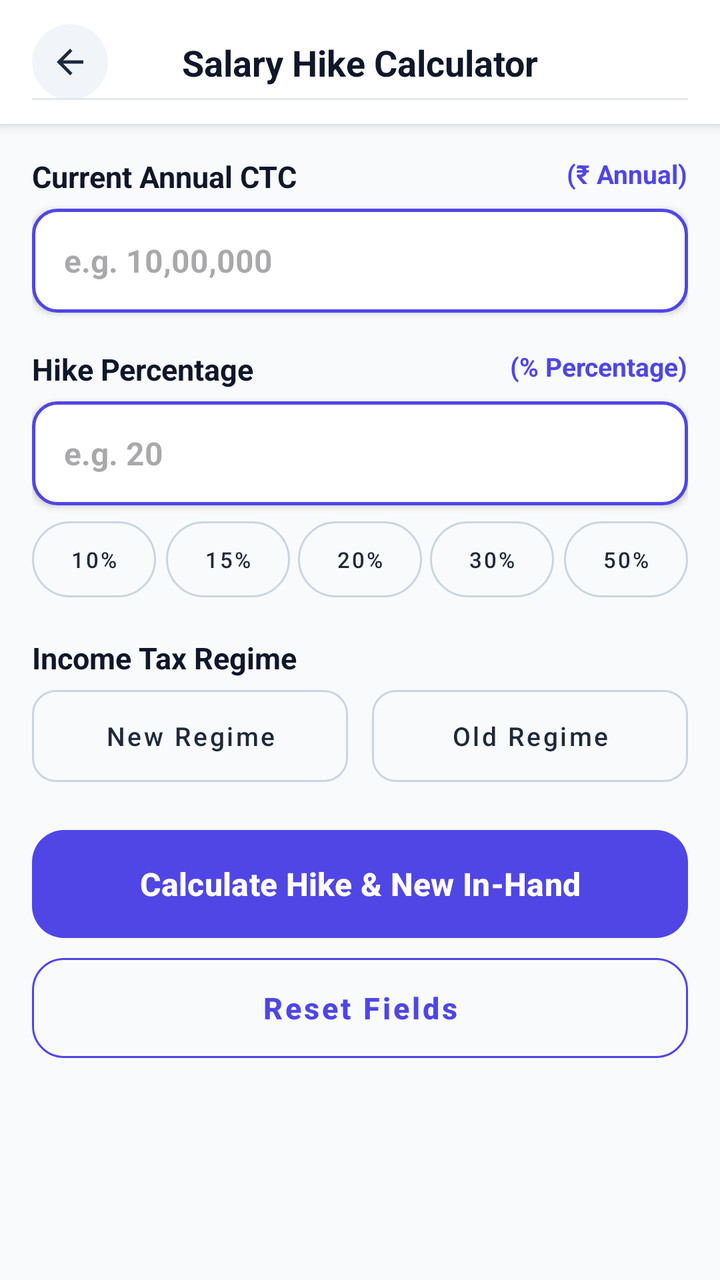
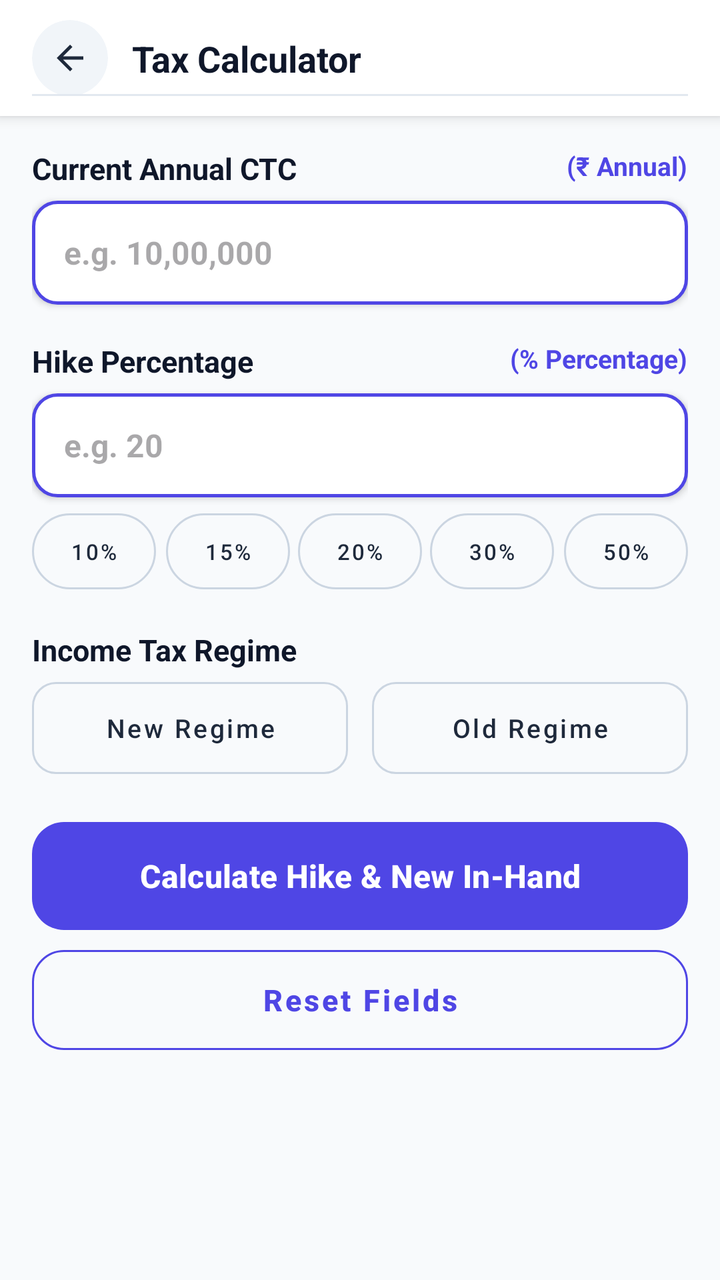

An Android layout rendered at two revisions. The XML below is the earlier revision; the diff shows what the commit changed to produce the second picture.
<!-- AndroidManifest.xml: application theme Theme.Calculatoremi -->
<!-- res/layout/activity_salary_hike.xml -->
<?xml version="1.0" encoding="utf-8"?>
<LinearLayout xmlns:android="http://schemas.android.com/apk/res/android"
    xmlns:app="http://schemas.android.com/apk/res-auto"
    android:layout_width="match_parent"
    android:layout_height="match_parent"
    android:background="#F8FAFC"
    android:orientation="vertical">

    
    <androidx.constraintlayout.widget.ConstraintLayout
        android:id="@+id/calculatorHeader"
        android:layout_width="match_parent"
        android:layout_height="wrap_content"
        android:minHeight="55dp"
        android:background="@android:color/white"
        android:elevation="4dp"
        android:paddingStart="16dp"
        android:paddingTop="12dp"
        android:paddingEnd="16dp"
        android:paddingBottom="12dp">

        <com.google.android.material.card.MaterialCardView
            android:id="@+id/btnBackContainer"
            android:layout_width="38dp"
            android:layout_height="38dp"
            app:cardBackgroundColor="#F1F5F9"
            app:cardCornerRadius="19dp"
            app:cardElevation="0dp"
            app:strokeWidth="0dp"
            app:layout_constraintBottom_toBottomOf="parent"
            app:layout_constraintStart_toStartOf="parent"
            app:layout_constraintTop_toTopOf="parent">

            <ImageView
                android:id="@+id/btnBack"
                android:layout_width="20dp"
                android:layout_height="20dp"
                android:layout_gravity="center"
                android:src="@drawable/ic_arrow_back"
                app:tint="#1E293B" />
        </com.google.android.material.card.MaterialCardView>

        <TextView
            android:id="@+id/txtTitle"
            android:layout_width="wrap_content"
            android:layout_height="wrap_content"
            android:text="Salary Hike Calculator"
            android:textColor="#0F172A"
            android:textSize="18sp"
            android:textStyle="bold"
            app:layout_constraintBottom_toBottomOf="parent"
            app:layout_constraintEnd_toEndOf="parent"
            app:layout_constraintStart_toStartOf="parent"
            app:layout_constraintTop_toTopOf="parent" />

        <View
            android:layout_width="match_parent"
            android:layout_height="1dp"
            android:background="#E2E8F0"
            app:layout_constraintBottom_toBottomOf="parent" />

    </androidx.constraintlayout.widget.ConstraintLayout>

    
    <androidx.core.widget.NestedScrollView
        android:layout_width="match_parent"
        android:layout_height="match_parent"
        android:clipToPadding="false"
        android:paddingBottom="40dp"
        android:fillViewport="true">

        <LinearLayout
            android:layout_width="match_parent"
            android:layout_height="wrap_content"
            android:orientation="vertical"
            android:padding="16dp">

            
            <RelativeLayout
                android:layout_width="match_parent"
                android:layout_height="wrap_content"
                android:layout_marginBottom="6dp">

                <TextView
                    android:layout_width="wrap_content"
                    android:layout_height="wrap_content"
                    android:layout_alignParentStart="true"
                    android:text="Current Annual CTC"
                    android:textColor="#0F172A"
                    android:textSize="15sp"
                    android:textStyle="bold" />

                <TextView
                    android:layout_width="wrap_content"
                    android:layout_height="wrap_content"
                    android:layout_alignParentEnd="true"
                    android:text="(₹ Annual)"
                    android:textColor="@color/primary"
                    android:textSize="13sp"
                    android:textStyle="bold" />
            </RelativeLayout>

            <EditText
                android:id="@+id/etCurrentCtc"
                android:layout_width="match_parent"
                android:layout_height="52dp"
                android:background="@drawable/numeric_input_border"
                android:elevation="2dp"
                android:hint="e.g. 10,00,000"
                android:inputType="numberDecimal"
                android:paddingHorizontal="16dp"
                android:textColor="#0F172A"
                android:textSize="16sp"
                android:textStyle="bold" />

            
            <RelativeLayout
                android:layout_width="match_parent"
                android:layout_height="wrap_content"
                android:layout_marginTop="18dp"
                android:layout_marginBottom="6dp">

                <TextView
                    android:layout_width="wrap_content"
                    android:layout_height="wrap_content"
                    android:layout_alignParentStart="true"
                    android:text="Hike Percentage"
                    android:textColor="#0F172A"
                    android:textSize="15sp"
                    android:textStyle="bold" />

                <TextView
                    android:layout_width="wrap_content"
                    android:layout_height="wrap_content"
                    android:layout_alignParentEnd="true"
                    android:text="(% Percentage)"
                    android:textColor="@color/primary"
                    android:textSize="13sp"
                    android:textStyle="bold" />
            </RelativeLayout>

            <EditText
                android:id="@+id/etHikePercentage"
                android:layout_width="match_parent"
                android:layout_height="52dp"
                android:background="@drawable/numeric_input_border"
                android:elevation="2dp"
                android:hint="e.g. 20"
                android:inputType="numberDecimal"
                android:paddingHorizontal="16dp"
                android:textColor="#0F172A"
                android:textSize="16sp"
                android:textStyle="bold" />

            
            <LinearLayout
                android:layout_width="match_parent"
                android:layout_height="wrap_content"
                android:layout_marginTop="8dp"
                android:layout_marginBottom="20dp"
                android:orientation="horizontal"
                android:weightSum="5">

                <com.google.android.material.button.MaterialButton
                    android:id="@+id/chipHike10"
                    style="@style/Widget.MaterialComponents.Button.OutlinedButton"
                    android:layout_width="0dp"
                    android:layout_height="38dp"
                    android:layout_weight="1"
                    android:layout_marginEnd="3dp"
                    android:padding="0dp"
                    android:singleLine="true"
                    android:maxLines="1"
                    android:text="10%"
                    android:textAllCaps="false"
                    android:textColor="#1E293B"
                    android:textSize="11sp"
                    android:insetTop="0dp"
                    android:insetBottom="0dp"
                    app:strokeColor="#CBD5E1"
                    app:cornerRadius="19dp" />

                <com.google.android.material.button.MaterialButton
                    android:id="@+id/chipHike15"
                    style="@style/Widget.MaterialComponents.Button.OutlinedButton"
                    android:layout_width="0dp"
                    android:layout_height="38dp"
                    android:layout_weight="1"
                    android:layout_marginHorizontal="2dp"
                    android:padding="0dp"
                    android:singleLine="true"
                    android:maxLines="1"
                    android:text="15%"
                    android:textAllCaps="false"
                    android:textColor="#1E293B"
                    android:textSize="11sp"
                    android:insetTop="0dp"
                    android:insetBottom="0dp"
                    app:strokeColor="#CBD5E1"
                    app:cornerRadius="19dp" />

                <com.google.android.material.button.MaterialButton
                    android:id="@+id/chipHike20"
                    style="@style/Widget.MaterialComponents.Button.OutlinedButton"
                    android:layout_width="0dp"
                    android:layout_height="38dp"
                    android:layout_weight="1"
                    android:layout_marginHorizontal="2dp"
                    android:padding="0dp"
                    android:singleLine="true"
                    android:maxLines="1"
                    android:text="20%"
                    android:textAllCaps="false"
                    android:textColor="#1E293B"
                    android:textSize="11sp"
                    android:insetTop="0dp"
                    android:insetBottom="0dp"
                    app:strokeColor="#CBD5E1"
                    app:cornerRadius="19dp" />

                <com.google.android.material.button.MaterialButton
                    android:id="@+id/chipHike30"
                    style="@style/Widget.MaterialComponents.Button.OutlinedButton"
                    android:layout_width="0dp"
                    android:layout_height="38dp"
                    android:layout_weight="1"
                    android:layout_marginHorizontal="2dp"
                    android:padding="0dp"
                    android:singleLine="true"
                    android:maxLines="1"
                    android:text="30%"
                    android:textAllCaps="false"
                    android:textColor="#1E293B"
                    android:textSize="11sp"
                    android:insetTop="0dp"
                    android:insetBottom="0dp"
                    app:strokeColor="#CBD5E1"
                    app:cornerRadius="19dp" />

                <com.google.android.material.button.MaterialButton
                    android:id="@+id/chipHike50"
                    style="@style/Widget.MaterialComponents.Button.OutlinedButton"
                    android:layout_width="0dp"
                    android:layout_height="38dp"
                    android:layout_weight="1"
                    android:layout_marginStart="3dp"
                    android:padding="0dp"
                    android:singleLine="true"
                    android:maxLines="1"
                    android:text="50%"
                    android:textAllCaps="false"
                    android:textColor="#1E293B"
                    android:textSize="11sp"
                    android:insetTop="0dp"
                    android:insetBottom="0dp"
                    app:strokeColor="#CBD5E1"
                    app:cornerRadius="19dp" />

            </LinearLayout>

            
            <TextView
                android:layout_width="wrap_content"
                android:layout_height="wrap_content"
                android:layout_marginBottom="6dp"
                android:text="Income Tax Regime"
                android:textColor="#0F172A"
                android:textSize="15sp"
                android:textStyle="bold" />

            <LinearLayout
                android:layout_width="match_parent"
                android:layout_height="wrap_content"
                android:layout_marginBottom="24dp"
                android:orientation="horizontal"
                android:weightSum="2">

                <com.google.android.material.button.MaterialButton
                    android:id="@+id/chipRegimeNew"
                    style="@style/Widget.MaterialComponents.Button.OutlinedButton"
                    android:layout_width="0dp"
                    android:layout_height="46dp"
                    android:layout_weight="1"
                    android:layout_marginEnd="6dp"
                    android:gravity="center"
                    android:padding="0dp"
                    android:singleLine="true"
                    android:maxLines="1"
                    android:text="New Regime"
                    android:textAllCaps="false"
                    android:textColor="#1E293B"
                    android:textSize="13sp"
                    android:insetTop="0dp"
                    android:insetBottom="0dp"
                    app:cornerRadius="12dp"
                    app:strokeColor="#CBD5E1" />

                <com.google.android.material.button.MaterialButton
                    android:id="@+id/chipRegimeOld"
                    style="@style/Widget.MaterialComponents.Button.OutlinedButton"
                    android:layout_width="0dp"
                    android:layout_height="46dp"
                    android:layout_weight="1"
                    android:layout_marginStart="6dp"
                    android:gravity="center"
                    android:padding="0dp"
                    android:singleLine="true"
                    android:maxLines="1"
                    android:text="Old Regime"
                    android:textAllCaps="false"
                    android:textColor="#1E293B"
                    android:textSize="13sp"
                    android:insetTop="0dp"
                    android:insetBottom="0dp"
                    app:cornerRadius="12dp"
                    app:strokeColor="#CBD5E1" />

            </LinearLayout>

            
            <com.google.android.material.button.MaterialButton
                android:id="@+id/btnCalculate"
                android:layout_width="match_parent"
                android:layout_height="54dp"
                android:text="Calculate Hike &amp; New In-Hand"
                android:textAllCaps="false"
                android:textColor="#FFFFFF"
                android:textSize="16sp"
                android:textStyle="bold"
                android:insetTop="0dp"
                android:insetBottom="0dp"
                app:backgroundTint="@color/primary"
                app:cornerRadius="16dp" />

            <com.google.android.material.button.MaterialButton
                android:id="@+id/btnReset"
                style="@style/Widget.MaterialComponents.Button.OutlinedButton"
                android:layout_width="match_parent"
                android:layout_height="50dp"
                android:layout_marginTop="10dp"
                android:text="Reset Fields"
                android:textAllCaps="false"
                android:textColor="@color/primary"
                android:textSize="15sp"
                android:textStyle="bold"
                android:insetTop="0dp"
                android:insetBottom="0dp"
                app:cornerRadius="16dp"
                app:strokeColor="@color/primary" />

        </LinearLayout>

    </androidx.core.widget.NestedScrollView>

</LinearLayout>
<!-- resources referenced by this layout -->
<resources>
  <color name="primary">#4F46E5</color>
  <!-- drawable ic_arrow_back (drawable) -->
  <vector xmlns:android="http://schemas.android.com/apk/res/android"
      android:width="24dp"
      android:height="24dp"
      android:viewportWidth="960"
      android:viewportHeight="960">
    <path
        android:pathData="m313,520 l224,224 -57,56 -320,-320 320,-320 57,56 -224,224h487v80L313,520Z"
        android:fillColor="#e3e3e3"/>
  </vector>
  <!-- drawable numeric_input_border (drawable) -->
  <?xml version="1.0" encoding="utf-8"?>
  <shape xmlns:android="http://schemas.android.com/apk/res/android"
      android:shape="rectangle">
  
      <solid android:color="@color/white"/>
  
      <stroke
          android:width="1.5dp"
          android:color="#4F46E5"/>
  
      <corners android:radius="12dp"/>
  </shape>
  <style name="Theme.Calculatoremi" parent="Base.Theme.Calculatoremi" />
  <color name="white">#FFFFFFFF</color>
  <style name="Base.Theme.Calculatoremi" parent="Theme.Material3.DayNight.NoActionBar">
          <item name="android:statusBarColor">@android:color/transparent</item>
          <item name="android:navigationBarColor">@android:color/transparent</item>
          <item name="android:windowLightStatusBar">false</item>
          <item name="android:windowLightNavigationBar">true</item>
          <item name="colorPrimary">@color/primary</item>
          <item name="colorOnPrimary">#FFFFFF</item>
          <item name="colorSecondary">@color/gradient_accent</item>
          <item name="colorOnSecondary">#FFFFFF</item>
      </style>
  <color name="gradient_accent">#818CF8</color>
</resources>

<!-- the commit's change to res/layout/activity_salary_hike.xml (unified diff, before → after) -->
@@ -7,59 +7,8 @@
     android:orientation="vertical">
 
     
-    <androidx.constraintlayout.widget.ConstraintLayout
-        android:id="@+id/calculatorHeader"
-        android:layout_width="match_parent"
-        android:layout_height="wrap_content"
-        android:minHeight="55dp"
-        android:background="@android:color/white"
-        android:elevation="4dp"
-        android:paddingStart="16dp"
-        android:paddingTop="12dp"
-        android:paddingEnd="16dp"
-        android:paddingBottom="12dp">
-
-        <com.google.android.material.card.MaterialCardView
-            android:id="@+id/btnBackContainer"
-            android:layout_width="38dp"
-            android:layout_height="38dp"
-            app:cardBackgroundColor="#F1F5F9"
-            app:cardCornerRadius="19dp"
-            app:cardElevation="0dp"
-            app:strokeWidth="0dp"
-            app:layout_constraintBottom_toBottomOf="parent"
-            app:layout_constraintStart_toStartOf="parent"
-            app:layout_constraintTop_toTopOf="parent">
-
-            <ImageView
-                android:id="@+id/btnBack"
-                android:layout_width="20dp"
-                android:layout_height="20dp"
-                android:layout_gravity="center"
-                android:src="@drawable/ic_arrow_back"
-                app:tint="#1E293B" />
-        </com.google.android.material.card.MaterialCardView>
-
-        <TextView
-            android:id="@+id/txtTitle"
-            android:layout_width="wrap_content"
-            android:layout_height="wrap_content"
-            android:text="Salary Hike Calculator"
-            android:textColor="#0F172A"
-            android:textSize="18sp"
-            android:textStyle="bold"
-            app:layout_constraintBottom_toBottomOf="parent"
-            app:layout_constraintEnd_toEndOf="parent"
-            app:layout_constraintStart_toStartOf="parent"
-            app:layout_constraintTop_toTopOf="parent" />
-
-        <View
-            android:layout_width="match_parent"
-            android:layout_height="1dp"
-            android:background="#E2E8F0"
-            app:layout_constraintBottom_toBottomOf="parent" />
-
-    </androidx.constraintlayout.widget.ConstraintLayout>
+    
+    <include layout="@layout/layout_calculator_header" />
 
     
     <androidx.core.widget.NestedScrollView
@@ -353,3 +302,63 @@
     </androidx.core.widget.NestedScrollView>
 
 </LinearLayout>
+<!-- res/layout/layout_calculator_header.xml (included above) -->
+<?xml version="1.0" encoding="utf-8"?>
+<androidx.constraintlayout.widget.ConstraintLayout xmlns:android="http://schemas.android.com/apk/res/android"
+    xmlns:app="http://schemas.android.com/apk/res-auto"
+    android:id="@+id/calculatorHeader"
+    android:layout_width="match_parent"
+    android:layout_height="wrap_content"
+    android:minHeight="56dp"
+    android:background="@android:color/white"
+    android:elevation="4dp"
+    android:paddingStart="16dp"
+    android:paddingEnd="16dp"
+    android:paddingTop="10dp"
+    android:paddingBottom="10dp">
+
+    <com.google.android.material.card.MaterialCardView
+        android:id="@+id/btnBackContainer"
+        android:layout_width="38dp"
+        android:layout_height="38dp"
+        app:cardBackgroundColor="#F1F5F9"
+        app:cardCornerRadius="19dp"
+        app:cardElevation="0dp"
+        app:strokeWidth="0dp"
+        app:layout_constraintBottom_toBottomOf="parent"
+        app:layout_constraintStart_toStartOf="parent"
+        app:layout_constraintTop_toTopOf="parent">
+
+        <ImageView
+            android:id="@+id/btnBack"
+            android:layout_width="20dp"
+            android:layout_height="20dp"
+            android:layout_gravity="center"
+            android:src="@drawable/ic_arrow_back"
+            app:tint="#1E293B" />
+    </com.google.android.material.card.MaterialCardView>
+
+    <TextView
+        android:id="@+id/txtTitle"
+        android:layout_width="0dp"
+        android:layout_height="wrap_content"
+        android:layout_marginStart="12dp"
+        android:layout_marginEnd="12dp"
+        android:text="Tax Calculator"
+        android:textColor="#0F172A"
+        android:textSize="18sp"
+        android:textStyle="bold"
+        android:maxLines="1"
+        android:ellipsize="end"
+        app:layout_constraintBottom_toBottomOf="parent"
+        app:layout_constraintEnd_toEndOf="parent"
+        app:layout_constraintStart_toEndOf="@id/btnBackContainer"
+        app:layout_constraintTop_toTopOf="parent" />
+
+    <View
+        android:layout_width="match_parent"
+        android:layout_height="1dp"
+        android:background="#E2E8F0"
+        app:layout_constraintBottom_toBottomOf="parent" />
+
+</androidx.constraintlayout.widget.ConstraintLayout>
<!-- resource entries referenced after the edit -->
@@ -29,7 +29,7 @@
   <style name="Base.Theme.Calculatoremi" parent="Theme.Material3.DayNight.NoActionBar">
           <item name="android:statusBarColor">@android:color/transparent</item>
           <item name="android:navigationBarColor">@android:color/transparent</item>
-          <item name="android:windowLightStatusBar">false</item>
+          <item name="android:windowLightStatusBar">true</item>
           <item name="android:windowLightNavigationBar">true</item>
           <item name="colorPrimary">@color/primary</item>
           <item name="colorOnPrimary">#FFFFFF</item>
